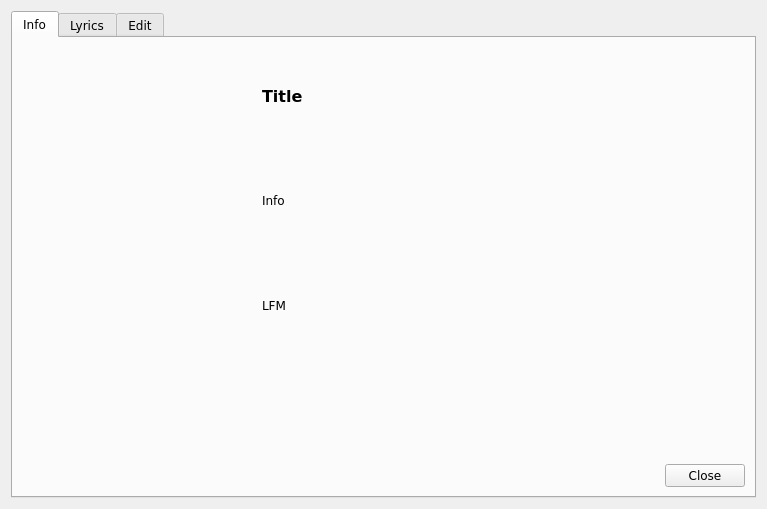
Above: branches/sayonara-832/src/GUI/InfoDialog/GUI_InfoDialog.ui from shahid334/sayonara-player before the change. Below: the same form after it.
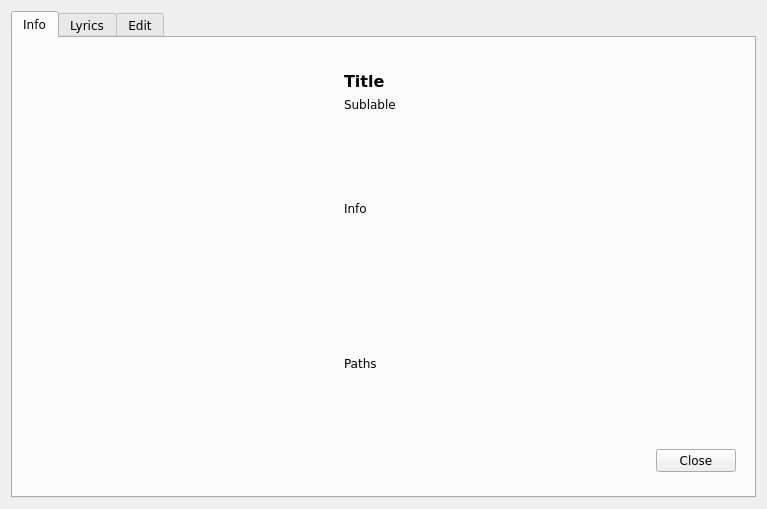
That is the form after the change. The open tabs and pages were chosen to show the change.

Commit message: Info Dialog improved

The edit to the form file:
```diff
--- a/branches/sayonara-832/src/GUI/InfoDialog/GUI_InfoDialog.ui
+++ b/branches/sayonara-832/src/GUI/InfoDialog/GUI_InfoDialog.ui
@@ -14,7 +14,7 @@
    <string>Info / Edit</string>
   </property>
   <layout class="QGridLayout" name="gridLayout">
-   <item row="0" column="0">
+   <item row="1" column="1">
     <widget class="QTabWidget" name="tab_widget">
      <property name="minimumSize">
       <size>
@@ -60,161 +60,10 @@
        <property name="horizontalSpacing">
         <number>20</number>
        </property>
-       <item row="1" column="1" colspan="2">
-        <widget class="QLabel" name="lab_info">
-         <property name="sizePolicy">
-          <sizepolicy hsizetype="Preferred" vsizetype="Preferred">
-           <horstretch>0</horstretch>
-           <verstretch>0</verstretch>
-          </sizepolicy>
-         </property>
-         <property name="font">
-          <font>
-           <family>DejaVu Sans</family>
-          </font>
-         </property>
-         <property name="text">
-          <string>Info</string>
-         </property>
-         <property name="wordWrap">
-          <bool>true</bool>
-         </property>
-        </widget>
-       </item>
-       <item row="2" column="1" colspan="2">
-        <widget class="QLabel" name="lab_playcount">
-         <property name="sizePolicy">
-          <sizepolicy hsizetype="Preferred" vsizetype="Preferred">
-           <horstretch>0</horstretch>
-           <verstretch>0</verstretch>
-          </sizepolicy>
-         </property>
-         <property name="font">
-          <font>
-           <family>DejaVu Sans</family>
-          </font>
-         </property>
-         <property name="text">
-          <string>LFM</string>
-         </property>
-         <property name="wordWrap">
-          <bool>true</bool>
-         </property>
-        </widget>
-       </item>
-       <item row="3" column="1" colspan="2">
-        <widget class="QLabel" name="lab_paths">
-         <property name="sizePolicy">
-          <sizepolicy hsizetype="Preferred" vsizetype="Preferred">
-           <horstretch>0</horstretch>
-           <verstretch>0</verstretch>
-          </sizepolicy>
-         </property>
-         <property name="font">
-          <font>
-           <family>DejaVu Sans</family>
-          </font>
-         </property>
-         <property name="text">
-          <string/>
-         </property>
-         <property name="wordWrap">
-          <bool>true</bool>
-         </property>
-        </widget>
-       </item>
-       <item row="0" column="0" rowspan="5">
-        <layout class="QVBoxLayout" name="verticalLayout">
-         <item>
-          <spacer name="verticalSpacer_2">
-           <property name="font">
-            <font>
-             <family>DejaVu Sans</family>
-            </font>
-           </property>
-           <property name="orientation">
-            <enum>Qt::Vertical</enum>
-           </property>
-           <property name="sizeHint" stdset="0">
-            <size>
-             <width>20</width>
-             <height>40</height>
-            </size>
-           </property>
-          </spacer>
-         </item>
-         <item>
-          <widget class="QPushButton" name="btn_image">
-           <property name="minimumSize">
-            <size>
-             <width>220</width>
-             <height>220</height>
-            </size>
-           </property>
-           <property name="maximumSize">
-            <size>
-             <width>220</width>
-             <height>220</height>
-            </size>
-           </property>
-           <property name="font">
-            <font>
-             <family>DejaVu Sans</family>
-            </font>
-           </property>
-           <property name="focusPolicy">
-            <enum>Qt::NoFocus</enum>
-           </property>
-           <property name="text">
-            <string/>
-           </property>
-           <property name="iconSize">
-            <size>
-             <width>220</width>
-             <height>220</height>
-            </size>
-           </property>
-           <property name="flat">
-            <bool>true</bool>
-           </property>
-          </widget>
-         </item>
-         <item>
-          <spacer name="verticalSpacer">
-           <property name="font">
-            <font>
-             <family>DejaVu Sans</family>
-            </font>
-           </property>
-           <property name="orientation">
-            <enum>Qt::Vertical</enum>
-           </property>
-           <property name="sizeHint" stdset="0">
-            <size>
-             <width>20</width>
-             <height>40</height>
-            </size>
-           </property>
-          </spacer>
-         </item>
-        </layout>
-       </item>
-       <item row="4" column="2">
-        <widget class="QPushButton" name="btn_close1">
-         <property name="font">
-          <font>
-           <family>DejaVu Sans</family>
-          </font>
-         </property>
-         <property name="focusPolicy">
-          <enum>Qt::NoFocus</enum>
-         </property>
-         <property name="text">
-          <string>Close</string>
-         </property>
-        </widget>
-       </item>
-       <item row="4" column="1">
+       <item row="5" column="1">
+        <widget class="QWidget" name="ui_info_widget" native="true">
+         <layout class="QGridLayout" name="gridLayout_5">
+          <item row="6" column="1">
         <spacer name="horizontalSpacer_2">
          <property name="font">
           <font>
@@ -227,15 +76,93 @@
          <property name="sizeHint" stdset="0">
           <size>
            <width>40</width>
+              <height>34</height>
+             </size>
+            </property>
+           </spacer>
+          </item>
+          <item row="6" column="2">
+           <widget class="QPushButton" name="btn_close1">
+            <property name="font">
+             <font>
+              <family>DejaVu Sans</family>
+             </font>
+            </property>
+            <property name="focusPolicy">
+             <enum>Qt::NoFocus</enum>
+            </property>
+            <property name="text">
+             <string>Close</string>
+            </property>
+           </widget>
+          </item>
+          <item row="6" column="0">
+           <spacer name="horizontalSpacer_3">
+            <property name="orientation">
+             <enum>Qt::Horizontal</enum>
+            </property>
+            <property name="sizeHint" stdset="0">
+             <size>
+              <width>40</width>
            <height>20</height>
           </size>
          </property>
         </spacer>
        </item>
-       <item row="0" column="1" colspan="2">
+          <item row="5" column="1">
+           <widget class="QLabel" name="lab_paths">
+            <property name="sizePolicy">
+             <sizepolicy hsizetype="MinimumExpanding" vsizetype="MinimumExpanding">
+              <horstretch>0</horstretch>
+              <verstretch>0</verstretch>
+             </sizepolicy>
+            </property>
+            <property name="font">
+             <font>
+              <family>DejaVu Sans</family>
+             </font>
+            </property>
+            <property name="text">
+             <string>Paths</string>
+            </property>
+            <property name="wordWrap">
+             <bool>true</bool>
+            </property>
+           </widget>
+          </item>
+          <item row="3" column="1">
+           <spacer name="verticalSpacer_3">
+            <property name="orientation">
+             <enum>Qt::Vertical</enum>
+            </property>
+            <property name="sizeType">
+             <enum>QSizePolicy::Maximum</enum>
+            </property>
+            <property name="sizeHint" stdset="0">
+             <size>
+              <width>20</width>
+              <height>10</height>
+             </size>
+            </property>
+           </spacer>
+          </item>
+          <item row="2" column="1">
+           <widget class="QLabel" name="lab_subheader">
+            <property name="sizePolicy">
+             <sizepolicy hsizetype="MinimumExpanding" vsizetype="Maximum">
+              <horstretch>0</horstretch>
+              <verstretch>0</verstretch>
+             </sizepolicy>
+            </property>
+            <property name="text">
+             <string>Sublable</string>
+            </property>
+           </widget>
+          </item>
+          <item row="1" column="1">
         <widget class="QLabel" name="lab_heading">
          <property name="sizePolicy">
-          <sizepolicy hsizetype="MinimumExpanding" vsizetype="Preferred">
+             <sizepolicy hsizetype="MinimumExpanding" vsizetype="Maximum">
            <horstretch>0</horstretch>
            <verstretch>0</verstretch>
           </sizepolicy>
@@ -256,6 +183,115 @@
          </property>
         </widget>
        </item>
+          <item row="4" column="1">
+           <widget class="QLabel" name="lab_info">
+            <property name="sizePolicy">
+             <sizepolicy hsizetype="MinimumExpanding" vsizetype="MinimumExpanding">
+              <horstretch>0</horstretch>
+              <verstretch>0</verstretch>
+             </sizepolicy>
+            </property>
+            <property name="font">
+             <font>
+              <family>DejaVu Sans</family>
+             </font>
+            </property>
+            <property name="text">
+             <string>Info</string>
+            </property>
+            <property name="wordWrap">
+             <bool>true</bool>
+            </property>
+           </widget>
+          </item>
+          <item row="0" column="1">
+           <spacer name="verticalSpacer_4">
+            <property name="orientation">
+             <enum>Qt::Vertical</enum>
+            </property>
+            <property name="sizeType">
+             <enum>QSizePolicy::Maximum</enum>
+            </property>
+            <property name="sizeHint" stdset="0">
+             <size>
+              <width>20</width>
+              <height>10</height>
+             </size>
+            </property>
+           </spacer>
+          </item>
+          <item row="0" column="0" rowspan="6">
+           <layout class="QVBoxLayout" name="verticalLayout">
+            <property name="sizeConstraint">
+             <enum>QLayout::SetDefaultConstraint</enum>
+            </property>
+            <item>
+             <spacer name="verticalSpacer">
+              <property name="orientation">
+               <enum>Qt::Vertical</enum>
+              </property>
+              <property name="sizeHint" stdset="0">
+               <size>
+                <width>20</width>
+                <height>40</height>
+               </size>
+              </property>
+             </spacer>
+            </item>
+            <item>
+             <widget class="QPushButton" name="btn_image">
+              <property name="minimumSize">
+               <size>
+                <width>300</width>
+                <height>300</height>
+               </size>
+              </property>
+              <property name="maximumSize">
+               <size>
+                <width>300</width>
+                <height>300</height>
+               </size>
+              </property>
+              <property name="font">
+               <font>
+                <family>DejaVu Sans</family>
+               </font>
+              </property>
+              <property name="focusPolicy">
+               <enum>Qt::NoFocus</enum>
+              </property>
+              <property name="text">
+               <string/>
+              </property>
+              <property name="iconSize">
+               <size>
+                <width>220</width>
+                <height>220</height>
+               </size>
+              </property>
+              <property name="flat">
+               <bool>true</bool>
+              </property>
+             </widget>
+            </item>
+            <item>
+             <spacer name="verticalSpacer_2">
+              <property name="orientation">
+               <enum>Qt::Vertical</enum>
+              </property>
+              <property name="sizeHint" stdset="0">
+               <size>
+                <width>20</width>
+                <height>40</height>
+               </size>
+              </property>
+             </spacer>
+            </item>
+           </layout>
+          </item>
+         </layout>
+        </widget>
+       </item>
       </layout>
      </widget>
      <widget class="QWidget" name="tab_2">
```
Left out of the diff: 98 changed lines with no effect on the pictures. Lines whose indentation alone changed are shown as unchanged. The commit also changes 24 other files.
